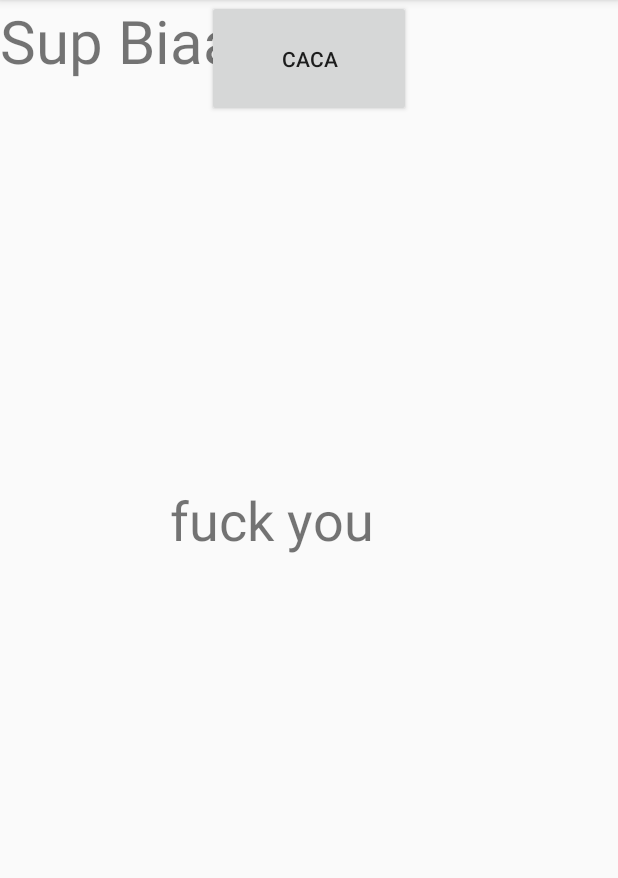
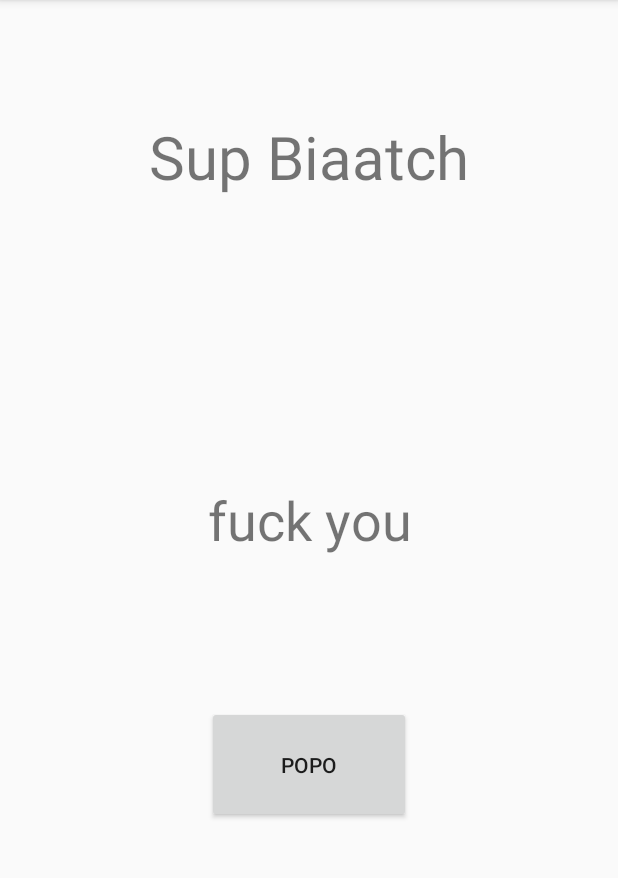
Before and after one commit to danielgmont/InfoITM, an Android app: the screen it shows after launch (MainActivity), on a phone screen of 412 x 824 dp, the part 84-962 px from its top. Run offline under Robolectric (Android 15) with nearby library versions, the phone set to English and light mode, and no system bars.

Commit message:
Constraint rules !

```diff
--- a/app/build.gradle
+++ b/app/build.gradle
@@ -2,7 +2,7 @@ apply plugin: 'com.android.application'
 
 android {
     compileSdkVersion 23
-    buildToolsVersion "27.0.0"
+    buildToolsVersion '27.0.0'
     defaultConfig {
         applicationId "com.example.danielgmont.infoitm"
         minSdkVersion 23
@@ -27,5 +27,5 @@ dependencies {
     compile 'com.android.support:appcompat-v7:23.4.0'
     compile 'com.android.support.constraint:constraint-layout:1.0.2'
     testCompile 'junit:junit:4.12'
-    compile 'com.android.support:design:25.3.1'
+    compile 'com.android.support:design:23.4.0'
 }
--- a/app/src/main/res/layout/activity_main.xml
+++ b/app/src/main/res/layout/activity_main.xml
@@ -14,6 +14,7 @@
         android:layout_centerHorizontal="true"
         android:layout_marginBottom="29dp"
         android:text="fuck you"
+        android:textAlignment="center"
         android:textSize="36dp"
         app:layout_constraintBottom_toBottomOf="parent"
         app:layout_constraintHorizontal_bias="0.501"
@@ -30,13 +31,16 @@
         android:id="@+id/button"
         android:layout_width="136dp"
         android:layout_height="78dp"
-        android:text="caca"
+        android:layout_alignParentBottom="true"
+        android:layout_centerHorizontal="true"
+        android:layout_marginTop="51dp"
+        android:text="popo"
         app:layout_constraintLeft_toLeftOf="parent"
         app:layout_constraintRight_toRightOf="parent"
-        tools:layout_editor_absoluteY="342dp"
-        android:layout_alignParentBottom="true"
-        android:layout_centerHorizontal="true"
-        android:layout_marginBottom="138dp" />
+        app:layout_constraintTop_toBottomOf="@+id/textView3"
+        tools:layout_constraintLeft_creator="1"
+        tools:layout_constraintRight_creator="1"
+        tools:layout_constraintTop_creator="1" />
 
     <TextView
         android:id="@+id/textView"
@@ -44,10 +48,14 @@
         android:layout_width="wrap_content"
         android:layout_height="wrap_content"
         android:text="Sup Biaatch"
-        tools:layout_editor_absoluteX="96dp"
-        tools:layout_editor_absoluteY="80dp"
         android:layout_above="@+id/textView3"
         android:layout_alignEnd="@+id/textView3"
-        android:layout_marginBottom="54dp" />
+        app:layout_constraintLeft_toLeftOf="parent"
+        app:layout_constraintRight_toRightOf="parent"
+        tools:layout_constraintTop_creator="1"
+        tools:layout_constraintRight_creator="1"
+        android:layout_marginTop="77dp"
+        tools:layout_constraintLeft_creator="1"
+        app:layout_constraintTop_toTopOf="parent" />
 
 </android.support.constraint.ConstraintLayout>
```
